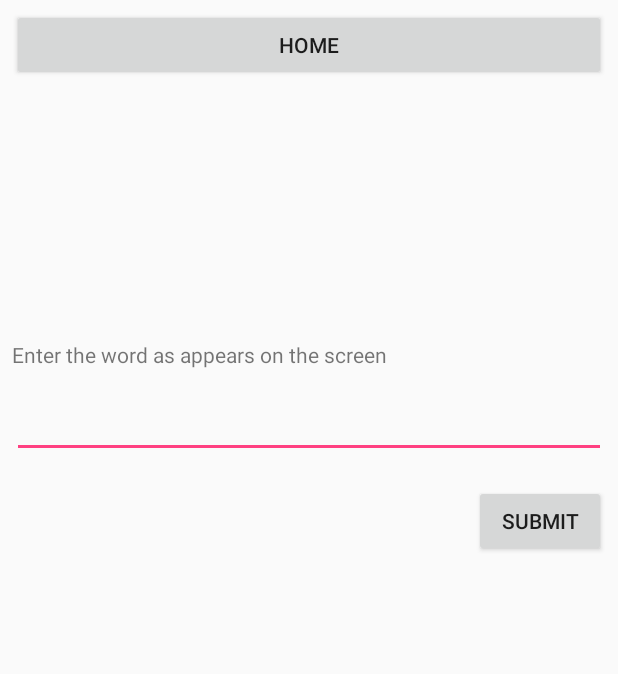
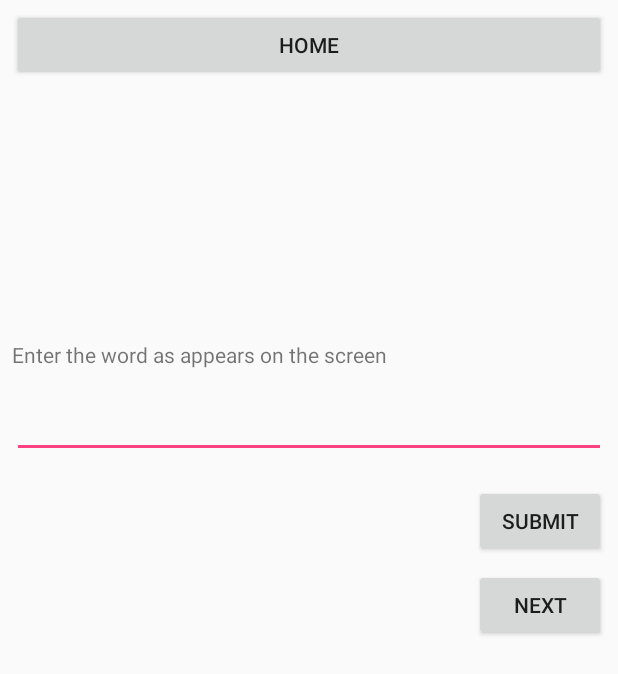
Before and after one commit to billywu94/MemoryGame, an Android app: the easyActivity screen opened directly, with no data from a screen before it, on a phone screen of 412 x 824 dp. Shown: the top 674 px of the screen. Run offline under Robolectric (Android 15) with nearby library versions, the phone set to English and light mode, and no system bars; 1 statement that could not run was skipped.

Commit message:
added logic to NEXT button

```diff
--- a/app/src/main/res/layout/easy_activity.xml
+++ b/app/src/main/res/layout/easy_activity.xml
@@ -77,4 +77,18 @@
         app:layout_constraintRight_toRightOf="parent"
         android:layout_marginTop="18dp"
         app:layout_constraintTop_toBottomOf="@+id/editText1" />
+
+    <Button
+        android:id="@+id/button7"
+        android:layout_width="wrap_content"
+        android:layout_height="wrap_content"
+        android:text="@string/next"
+        android:onClick="nextWord"
+        tools:layout_constraintTop_creator="1"
+        tools:layout_constraintRight_creator="1"
+        app:layout_constraintRight_toRightOf="@+id/button6"
+        android:layout_marginTop="8dp"
+        app:layout_constraintTop_toBottomOf="@+id/button6"
+        tools:layout_constraintLeft_creator="1"
+        app:layout_constraintLeft_toLeftOf="@+id/button6" />
 </android.support.constraint.ConstraintLayout>
--- a/app/src/main/res/values/strings.xml
+++ b/app/src/main/res/values/strings.xml
@@ -7,6 +7,7 @@
     <string name="hard">Hard</string>
     <string name="word">Word</string>
     <string name="submit">Submit</string>
+    <string name="next">Next</string>
     <string name="prompt">Enter the word as appears on the screen</string>
 
 </resources>
```
Also changed, not shown: app/src/main/java/appliedcswithandroid/memorygame/easyActivity.java (+22 -0 lines).
